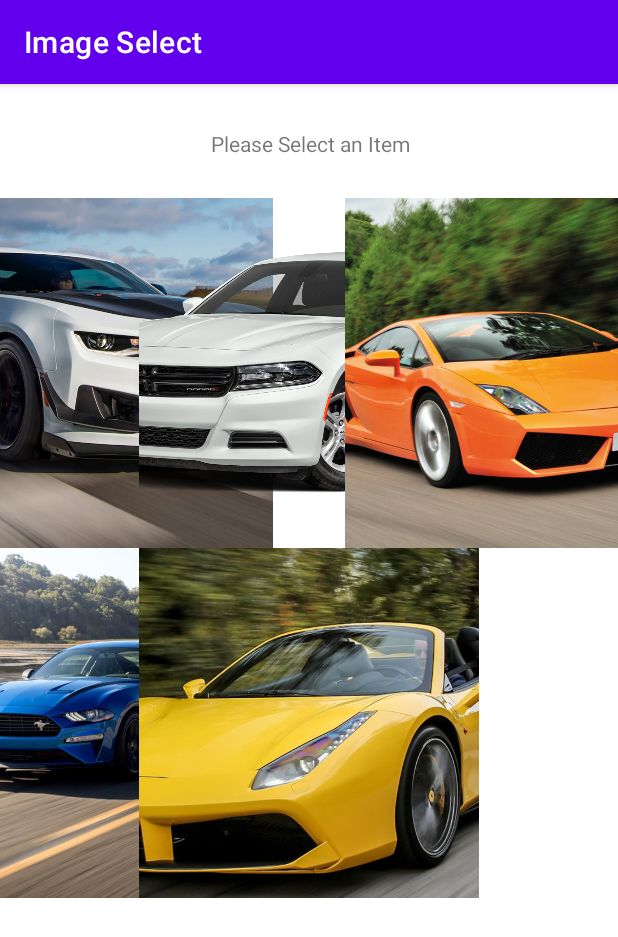
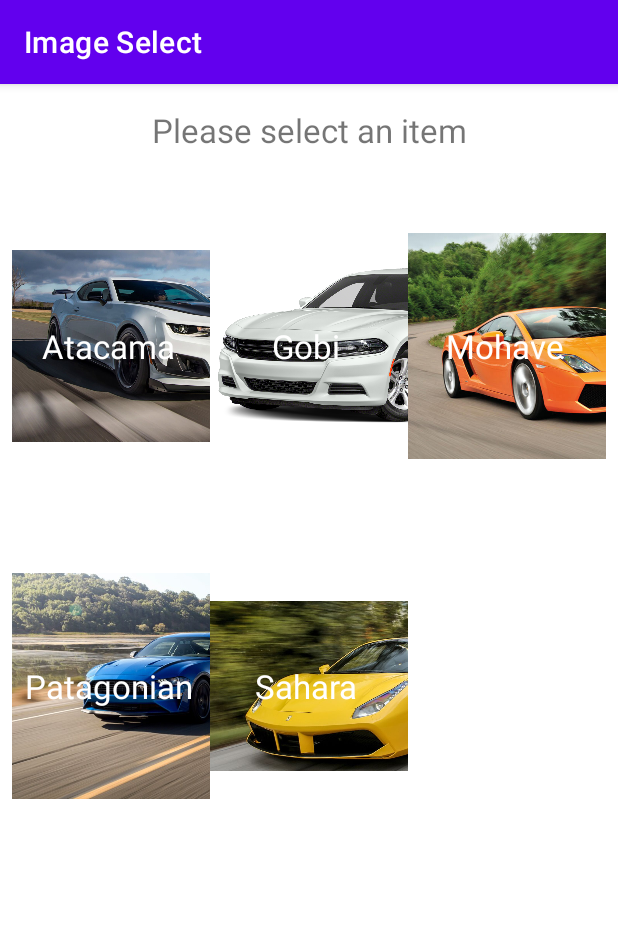
Before and after one commit to Efriedman1/CIS3515Assignment5, an Android app: the screen it shows after launch (SelectionActivity), on a phone screen of 412 x 824 dp. Shown: the top 937 px of the screen. Run offline under Robolectric (Android 15) with nearby library versions, the phone set to English and light mode, and no system bars.

Commit message:
working version last assignment

```diff
--- a/app/src/main/java/com/example/cis3515assignment4/ImageAdapter.java
+++ b/app/src/main/java/com/example/cis3515assignment4/ImageAdapter.java
@@ -1,42 +1,77 @@
 package com.example.cis3515assignment4;
 
 import android.content.Context;
+import android.graphics.Color;
+import android.view.Gravity;
 import android.view.View;
 import android.view.ViewGroup;
 import android.widget.BaseAdapter;
+import android.widget.FrameLayout;
 import android.widget.GridView;
 import android.widget.ImageView;
+import android.widget.TextView;
+
+import java.util.ArrayList;
 
 public class ImageAdapter extends BaseAdapter {
 
-    private final Context context;
-    public int[] carImagesArray = {R.drawable.camaro, R.drawable.charger, R.drawable.gallardo, R.drawable.mustang, R.drawable.spider488};
+    Context context;
+    ArrayList<String> items;
+    int[] imageRes;
+    String instruction = "Select item from list"; // Instruction to show for as first item
 
-    public ImageAdapter(Context context) {
+    public ImageAdapter (Context context, ArrayList items, int[] imageRes) {
         this.context = context;
+        this.items = items;
+        this.imageRes = imageRes;
     }
 
     @Override
     public int getCount() {
-        return carImagesArray.length;
+        return items.size();
     }
 
     @Override
     public Object getItem(int position) {
-        return carImagesArray[position];
+        return items.get(position);
     }
 
     @Override
     public long getItemId(int position) {
-        return 0;
+        return position;
     }
 
     @Override
     public View getView(int position, View convertView, ViewGroup parent) {
-        ImageView imageView = new ImageView(context);
-        imageView.setImageResource(carImagesArray[position]);
-        imageView.setScaleType(ImageView.ScaleType.CENTER_CROP);
-        imageView.setLayoutParams(new GridView.LayoutParams(340, 350));
-        return imageView;
+
+        TextView textView;
+        ImageView imageView;
+
+        FrameLayout frameLayout;
+
+        if (convertView == null) {
+            frameLayout = new FrameLayout(context);
+            textView = new TextView(context);
+            imageView = new ImageView(context);
+            textView.setPadding(10,15,15,15);
+            textView.setTextSize(22);
+
+            frameLayout.addView(imageView);
+            imageView.getLayoutParams().height = 340;
+            imageView.getLayoutParams().width = 340;
+            frameLayout.addView(textView);
+            textView.setGravity(Gravity.CENTER);
+            textView.setHeight(340);
+            textView.setTextColor(Color.WHITE);
+        } else {
+            frameLayout = (FrameLayout) convertView;
+            imageView = (ImageView) frameLayout.getChildAt(0);
+            textView = (TextView) frameLayout.getChildAt(1);
+        }
+
+        imageView.setImageResource(imageRes[position]);
+        textView.setText(items.get(position));
+
+        return frameLayout;
     }
 }
--- a/app/src/main/java/com/example/cis3515assignment4/SelectionActivity.java
+++ b/app/src/main/java/com/example/cis3515assignment4/SelectionActivity.java
@@ -26,8 +26,15 @@ import java.util.Collections;
 
 public class SelectionActivity extends AppCompatActivity {
 
-    ImageView imageView;
+
+    public static final String EXTRA_DESCRIPTION = "description";
+    public static final String EXTRA_IMAGE = "image";
+
+  //  ImageView imageView;
     GridView gridView;
+
+    int[] carImagesArray;
+    ArrayList<String> carsArray;
 
     @Override
     protected void onCreate(Bundle savedInstanceState) {
@@ -37,22 +44,34 @@ public class SelectionActivity extends AppCompatActivity {
         //Set label
         getSupportActionBar().setTitle("Image Select");
 
-        imageView = findViewById(R.id.imageView);
+        gridView = findViewById(R.id.gridView);
+        gridView.setNumColumns(3);
 
+        carsArray = new ArrayList<String>();
+        carsArray.add("Atacama");
+        carsArray.add("Gobi");
+        carsArray.add("Mohave");
+        carsArray.add("Patagonian");
+        carsArray.add("Sahara");
 
-        gridView = (GridView)findViewById(R.id.gridView);
-        gridView.setAdapter(new ImageAdapter(this));
+        carImagesArray = new int[]{R.drawable.camaro, R.drawable.charger, R.drawable.gallardo, R.drawable.mustang, R.drawable.spider488};
+        ImageAdapter adapter = new ImageAdapter(this, carsArray, carImagesArray);
+        gridView.setAdapter(adapter);
+
 
         gridView.setOnItemClickListener(new AdapterView.OnItemClickListener() {
             @Override
             public void onItemClick(AdapterView<?> parent, View view, int position, long id) {
-
-                    Intent launchIntent = new Intent(SelectionActivity.this, DisplayActivity.class);
-                    launchIntent.putExtra("id", position);
-                    startActivity(launchIntent);
-
+                showPicture(position);
             }
         });
+    }
 
+    private void showPicture (int position) {
+        Intent launchIntent = new Intent(this, DisplayActivity.class);
+        launchIntent.putExtra(EXTRA_DESCRIPTION, carsArray.get(position));
+        launchIntent.putExtra(EXTRA_IMAGE, carImagesArray[position]);
+        // Ensure that we are notified in onActivityResult() when DisplayActivity closes
+        startActivity(launchIntent);
     }
 }
--- a/app/src/main/res/layout/activity_main.xml
+++ b/app/src/main/res/layout/activity_main.xml
@@ -6,42 +6,25 @@
     android:layout_height="match_parent"
     tools:context=".SelectionActivity">
 
-
     <GridView
         android:id="@+id/gridView"
-        android:layout_width="match_parent"
-
-        android:layout_height="600dp"
-        android:layout_marginTop="76dp"
-        android:gravity="center"
-        android:numColumns="3"
-        app:layout_constraintTop_toTopOf="parent"
-        tools:layout_editor_absoluteX="-16dp"></GridView>
-
-    <ImageView
-        android:id="@+id/imageView"
         android:layout_width="0dp"
         android:layout_height="0dp"
         android:layout_marginStart="8dp"
-        android:layout_marginTop="350dp"
+        android:layout_marginTop="16dp"
         android:layout_marginEnd="8dp"
-        android:layout_marginBottom="200dp"
         app:layout_constraintBottom_toBottomOf="parent"
         app:layout_constraintEnd_toEndOf="parent"
         app:layout_constraintStart_toStartOf="parent"
-        app:layout_constraintTop_toTopOf="parent"
-        tools:srcCompat="@tools:sample/avatars" />
+        app:layout_constraintTop_toBottomOf="@+id/instruction" />
 
     <TextView
-        android:id="@+id/textView3"
+        android:id="@+id/instruction"
         android:layout_width="wrap_content"
         android:layout_height="wrap_content"
-        android:layout_marginStart="139dp"
-        android:layout_marginLeft="139dp"
-        android:layout_marginTop="30dp"
-        android:layout_marginEnd="138dp"
-        android:layout_marginRight="138dp"
-        android:text="Please Select an Item"
+        android:layout_marginTop="16dp"
+        android:text="Please select an item"
+        android:textSize="22sp"
         app:layout_constraintEnd_toEndOf="parent"
         app:layout_constraintStart_toStartOf="parent"
         app:layout_constraintTop_toTopOf="parent" />
```
Also changed, not shown: app/src/main/java/com/example/cis3515assignment4/DisplayActivity.java (+6 -5 lines), app/src/main/res/layout/activity_display.xml (+17 -21 lines).
